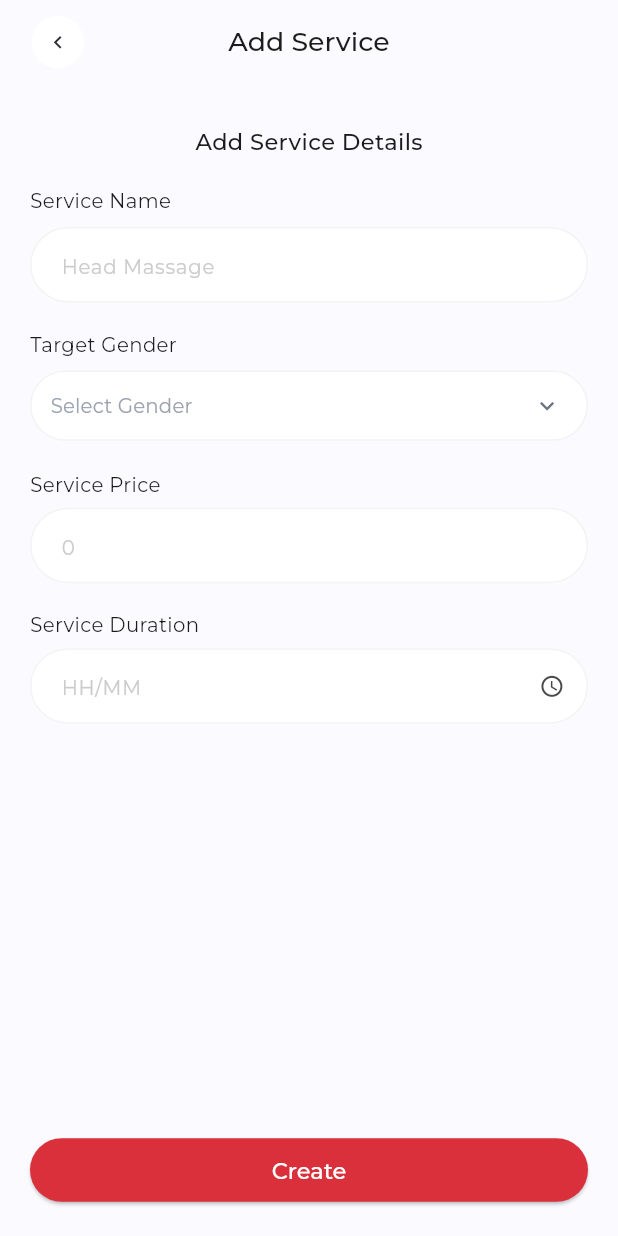
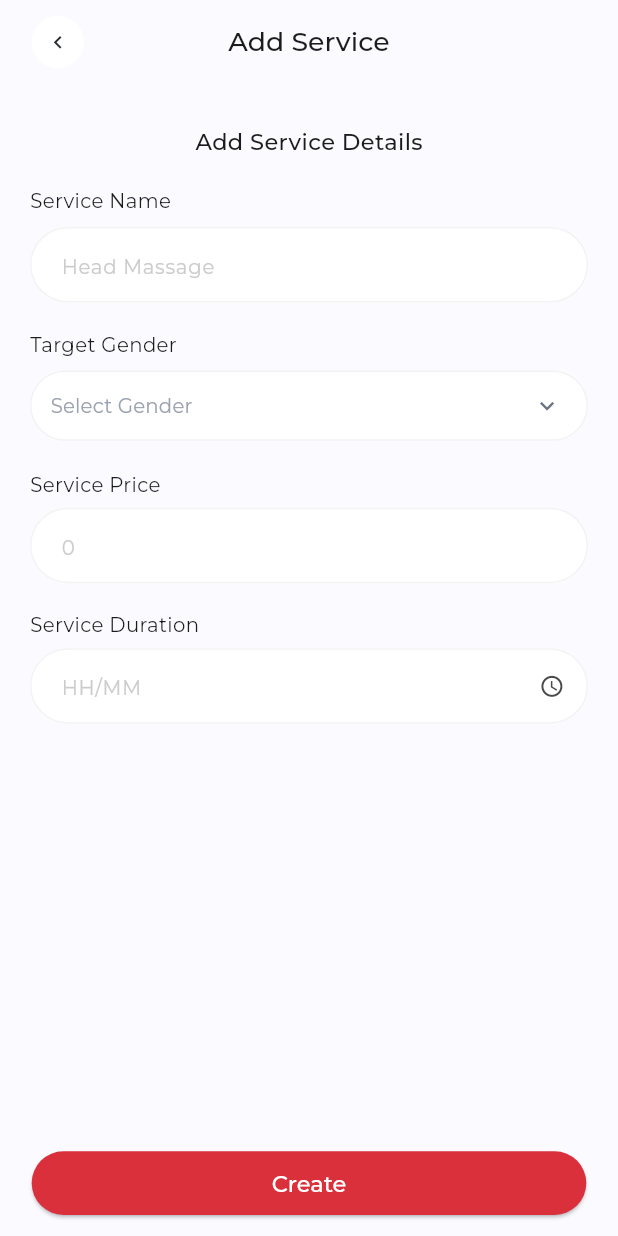
Before and after one commit to waleed-tafsol/beauty_near_sp, a Flutter app: the AddServiceScreen screen opened by its route, on a phone screen of 412 x 824 dp. Run offline on Flutter 3.47's test engine with Material 3 defaults, Android fonts, the phone set to English and light mode, and no system bars; drawn by our look-alikes of dropdown_button2; our stand-ins replace fl_chart, flutter_screenutil, flutter_svg, google_fonts, iconsax, pinput and 1 more; accounts and stored records are empty.

```diff
--- a/lib/screens/add_service_screen.dart
+++ b/lib/screens/add_service_screen.dart
@@ -24,6 +24,10 @@ class _AddServiceScreenState extends State<AddServiceScreen> {
           crossAxisAlignment: CrossAxisAlignment.start,
           children: [
             SizedBox(height: 30.h),
+            Expanded(
+              child: Column(
+                crossAxisAlignment: CrossAxisAlignment.start,
+                children: [
                   Center(
                     child: Text(
                       "Add Service Details",
@@ -99,9 +103,8 @@ class _AddServiceScreenState extends State<AddServiceScreen> {
                                               color: Color(
                                                 0xffFEE2E2,
                                               ), // Light pink background
-                                        borderRadius: BorderRadius.circular(
-                                          16.r,
-                                        ),
+                                              borderRadius:
+                                                  BorderRadius.circular(16.r),
                                             ),
                                             child: Text(
                                               gender,
@@ -244,14 +247,16 @@ class _AddServiceScreenState extends State<AddServiceScreen> {
                       ),
                     ),
                   ),
-            Spacer(),
-            SizedBox(
+                ],
+              ),
+            ),
+          ],
+        ),
+      ),
+      bottomNavigationBar: Container(
+        padding: EdgeInsets.only(bottom: 12.h, left: 20.w, right: 20.w),
         width: double.infinity,
         child: ElevatedButton(onPressed: () {}, child: Text("Create")),
-            ),
-            SizedBox(height: 20),
-          ],
-        ),
       ),
     );
   }
--- a/lib/screens/personal_information_screen.dart
+++ b/lib/screens/personal_information_screen.dart
@@ -32,7 +32,9 @@ class PersonalInformationScreen extends StatelessWidget {
               color: Color(0xffFFFFFF),
             ),
             child: InkWell(
-              onTap: () {},
+              onTap: () {
+                Navigator.pop(context);
+              },
               child: Icon(
                 Icons.chevron_left,
                 color: Color(0xff292D32),
```
Lines whose indentation alone changed are shown as unchanged.
